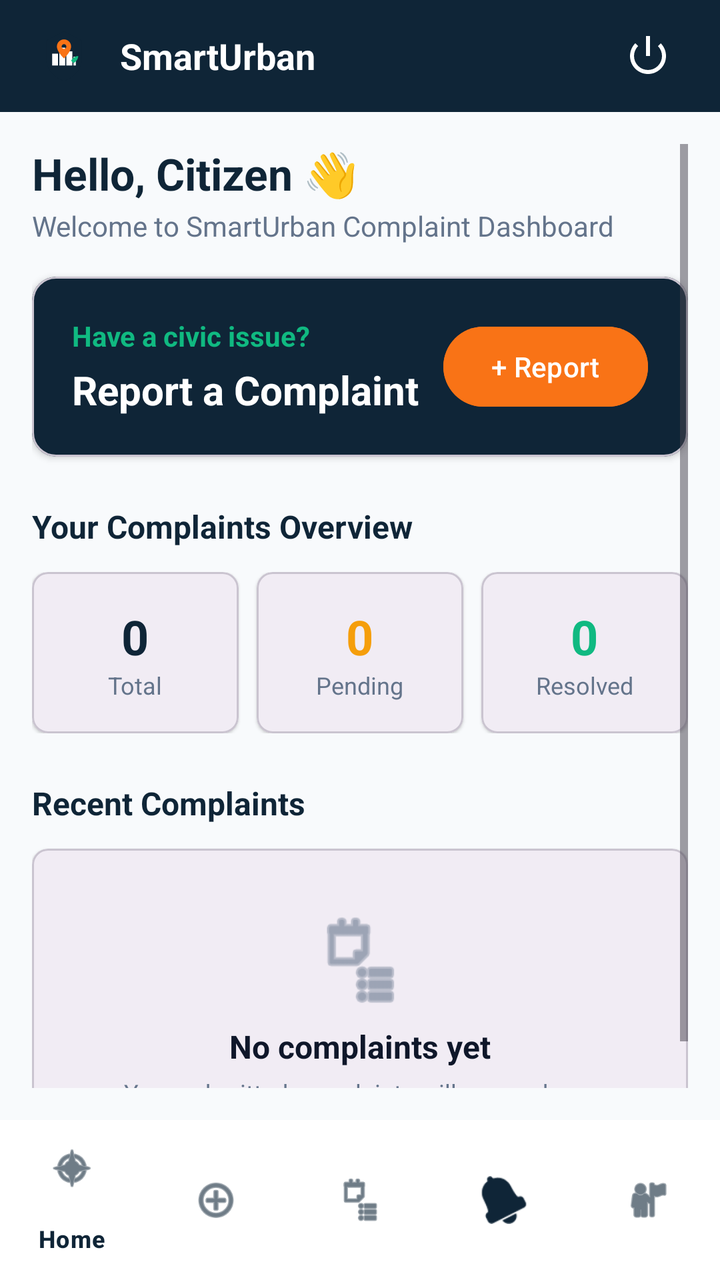
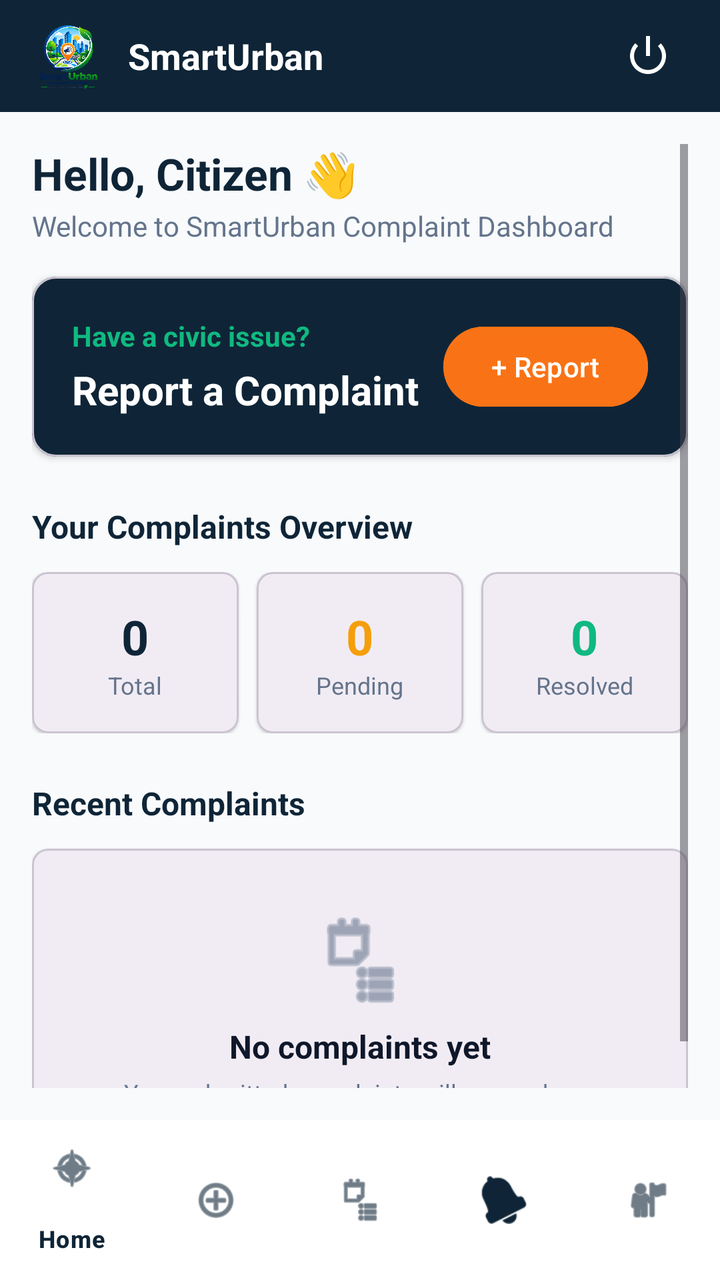

Two renders of the same Android screen: before a commit and after it. Below are the layout's source before the change and the commit's diff.
<!-- AndroidManifest.xml: application theme Theme.SmartUrban -->
<!-- res/layout/activity_dashboard.xml -->
<?xml version="1.0" encoding="utf-8"?>
<LinearLayout xmlns:android="http://schemas.android.com/apk/res/android"
    xmlns:app="http://schemas.android.com/apk/res-auto"
    android:layout_width="match_parent"
    android:layout_height="match_parent"
    android:background="@color/bg_light"
    android:orientation="vertical">

    
    <RelativeLayout
        android:layout_width="match_parent"
        android:layout_height="56dp"
        android:background="@color/primary_navy"
        android:paddingHorizontal="16dp">

        <ImageView
            android:id="@+id/imgDashLogo"
            android:layout_width="32dp"
            android:layout_height="32dp"
            android:layout_centerVertical="true"
            android:src="@drawable/ic_smarturban_logo" />

        <TextView
            android:layout_width="wrap_content"
            android:layout_height="wrap_content"
            android:layout_centerVertical="true"
            android:layout_marginStart="12dp"
            android:layout_toEndOf="@id/imgDashLogo"
            android:text="@string/app_name"
            android:textColor="@color/surface_white"
            android:textSize="18sp"
            android:textStyle="bold" />

        <ImageButton
            android:id="@+id/btnLogout"
            android:layout_width="40dp"
            android:layout_height="40dp"
            android:layout_alignParentEnd="true"
            android:layout_centerVertical="true"
            android:background="?attr/selectableItemBackgroundBorderless"
            android:contentDescription="Logout"
            android:src="@android:drawable/ic_lock_power_off"
            app:tint="@color/surface_white" />
    </RelativeLayout>

    <ScrollView
        android:layout_width="match_parent"
        android:layout_height="0dp"
        android:layout_weight="1"
        android:padding="16dp">

        <LinearLayout
            android:layout_width="match_parent"
            android:layout_height="wrap_content"
            android:orientation="vertical">

            
            <TextView
                android:id="@+id/tvWelcomeUser"
                android:layout_width="wrap_content"
                android:layout_height="wrap_content"
                android:text="Hello, Citizen 👋"
                android:textColor="@color/primary_navy"
                android:textSize="22sp"
                android:textStyle="bold" />

            <TextView
                android:layout_width="wrap_content"
                android:layout_height="wrap_content"
                android:layout_marginTop="2dp"
                android:text="Welcome to SmartUrban Complaint Dashboard"
                android:textColor="@color/text_secondary"
                android:textSize="14sp" />

            
            <com.google.android.material.card.MaterialCardView
                android:layout_width="match_parent"
                android:layout_height="wrap_content"
                android:layout_marginTop="16dp"
                app:cardBackgroundColor="@color/primary_navy"
                app:cardCornerRadius="12dp"
                app:cardElevation="2dp">

                <LinearLayout
                    android:layout_width="match_parent"
                    android:layout_height="wrap_content"
                    android:gravity="center_vertical"
                    android:orientation="horizontal"
                    android:padding="20dp">

                    <LinearLayout
                        android:layout_width="0dp"
                        android:layout_height="wrap_content"
                        android:layout_weight="1"
                        android:orientation="vertical">

                        <TextView
                            android:layout_width="wrap_content"
                            android:layout_height="wrap_content"
                            android:text="Have a civic issue?"
                            android:textColor="@color/secondary_green"
                            android:textSize="14sp"
                            android:textStyle="bold" />

                        <TextView
                            android:layout_width="wrap_content"
                            android:layout_height="wrap_content"
                            android:layout_marginTop="4dp"
                            android:text="Report a Complaint"
                            android:textColor="@color/surface_white"
                            android:textSize="20sp"
                            android:textStyle="bold" />
                    </LinearLayout>

                    <com.google.android.material.button.MaterialButton
                        android:id="@+id/btnReportAction"
                        android:layout_width="wrap_content"
                        android:layout_height="wrap_content"
                        android:backgroundTint="@color/accent_orange"
                        android:text="+ Report"
                        android:textColor="@color/surface_white"
                        app:cornerRadius="20dp" />
                </LinearLayout>
            </com.google.android.material.card.MaterialCardView>

            
            <TextView
                android:layout_width="wrap_content"
                android:layout_height="wrap_content"
                android:layout_marginTop="24dp"
                android:text="Your Complaints Overview"
                android:textColor="@color/primary_navy"
                android:textSize="16sp"
                android:textStyle="bold" />

            <LinearLayout
                android:layout_width="match_parent"
                android:layout_height="wrap_content"
                android:layout_marginTop="12dp"
                android:orientation="horizontal">

                <com.google.android.material.card.MaterialCardView
                    android:layout_width="0dp"
                    android:layout_height="wrap_content"
                    android:layout_marginEnd="6dp"
                    android:layout_weight="1"
                    app:cardCornerRadius="8dp"
                    app:cardElevation="1dp">

                    <LinearLayout
                        android:layout_width="match_parent"
                        android:layout_height="wrap_content"
                        android:gravity="center"
                        android:orientation="vertical"
                        android:padding="16dp">

                        <TextView
                            android:id="@+id/tvTotalCount"
                            android:layout_width="wrap_content"
                            android:layout_height="wrap_content"
                            android:text="0"
                            android:textColor="@color/primary_navy"
                            android:textSize="24sp"
                            android:textStyle="bold" />

                        <TextView
                            android:layout_width="wrap_content"
                            android:layout_height="wrap_content"
                            android:text="Total"
                            android:textColor="@color/text_secondary"
                            android:textSize="12sp" />
                    </LinearLayout>
                </com.google.android.material.card.MaterialCardView>

                <com.google.android.material.card.MaterialCardView
                    android:layout_width="0dp"
                    android:layout_height="wrap_content"
                    android:layout_marginHorizontal="3dp"
                    android:layout_weight="1"
                    app:cardCornerRadius="8dp"
                    app:cardElevation="1dp">

                    <LinearLayout
                        android:layout_width="match_parent"
                        android:layout_height="wrap_content"
                        android:gravity="center"
                        android:orientation="vertical"
                        android:padding="16dp">

                        <TextView
                            android:id="@+id/tvPendingCount"
                            android:layout_width="wrap_content"
                            android:layout_height="wrap_content"
                            android:text="0"
                            android:textColor="@color/status_pending"
                            android:textSize="24sp"
                            android:textStyle="bold" />

                        <TextView
                            android:layout_width="wrap_content"
                            android:layout_height="wrap_content"
                            android:text="Pending"
                            android:textColor="@color/text_secondary"
                            android:textSize="12sp" />
                    </LinearLayout>
                </com.google.android.material.card.MaterialCardView>

                <com.google.android.material.card.MaterialCardView
                    android:layout_width="0dp"
                    android:layout_height="wrap_content"
                    android:layout_marginStart="6dp"
                    android:layout_weight="1"
                    app:cardCornerRadius="8dp"
                    app:cardElevation="1dp">

                    <LinearLayout
                        android:layout_width="match_parent"
                        android:layout_height="wrap_content"
                        android:gravity="center"
                        android:orientation="vertical"
                        android:padding="16dp">

                        <TextView
                            android:id="@+id/tvResolvedCount"
                            android:layout_width="wrap_content"
                            android:layout_height="wrap_content"
                            android:text="0"
                            android:textColor="@color/status_resolved"
                            android:textSize="24sp"
                            android:textStyle="bold" />

                        <TextView
                            android:layout_width="wrap_content"
                            android:layout_height="wrap_content"
                            android:text="Resolved"
                            android:textColor="@color/text_secondary"
                            android:textSize="12sp" />
                    </LinearLayout>
                </com.google.android.material.card.MaterialCardView>
            </LinearLayout>

            
            <TextView
                android:layout_width="wrap_content"
                android:layout_height="wrap_content"
                android:layout_marginTop="24dp"
                android:text="Recent Complaints"
                android:textColor="@color/primary_navy"
                android:textSize="16sp"
                android:textStyle="bold" />

            <com.google.android.material.card.MaterialCardView
                android:layout_width="match_parent"
                android:layout_height="wrap_content"
                android:layout_marginTop="12dp"
                app:cardCornerRadius="8dp"
                app:cardElevation="1dp">

                <LinearLayout
                    android:layout_width="match_parent"
                    android:layout_height="wrap_content"
                    android:gravity="center"
                    android:orientation="vertical"
                    android:padding="32dp">

                    <ImageView
                        android:layout_width="48dp"
                        android:layout_height="48dp"
                        android:src="@android:drawable/ic_menu_agenda"
                        app:tint="@color/text_secondary" />

                    <TextView
                        android:layout_width="wrap_content"
                        android:layout_height="wrap_content"
                        android:layout_marginTop="8dp"
                        android:text="No complaints yet"
                        android:textColor="@color/text_primary"
                        android:textSize="16sp"
                        android:textStyle="bold" />

                    <TextView
                        android:layout_width="wrap_content"
                        android:layout_height="wrap_content"
                        android:layout_marginTop="4dp"
                        android:text="Your submitted complaints will appear here."
                        android:textColor="@color/text_secondary"
                        android:textSize="12sp" />
                </LinearLayout>
            </com.google.android.material.card.MaterialCardView>

        </LinearLayout>
    </ScrollView>

    
    <com.google.android.material.bottomnavigation.BottomNavigationView
        android:id="@+id/bottomNavigation"
        android:layout_width="match_parent"
        android:layout_height="wrap_content"
        android:background="@color/surface_white"
        app:itemIconTint="@color/primary_navy"
        app:itemTextColor="@color/primary_navy"
        app:menu="@menu/bottom_nav_menu" />

</LinearLayout>
<!-- resources referenced by this layout -->
<resources>
  <color name="accent_orange">#F97316</color>
  <color name="bg_light">#F8FAFC</color>
  <color name="primary_navy">#0F2537</color>
  <color name="secondary_green">#10B981</color>
  <color name="status_pending">#F59E0B</color>
  <color name="status_resolved">#10B981</color>
  <color name="surface_white">#FFFFFF</color>
  <color name="text_primary">#0F172A</color>
  <color name="text_secondary">#64748B</color>
  <!-- drawable ic_smarturban_logo (drawable) -->
  <vector xmlns:android="http://schemas.android.com/apk/res/android"
      android:width="108dp"
      android:height="108dp"
      android:viewportWidth="108"
      android:viewportHeight="108">
  
      
      <path
          android:fillColor="#0F2537"
          android:pathData="M54,12 L84,28 V58 C84,76 71,91 54,96 C37,91 24,76 24,58 V28 Z" />
  
      
      <path
          android:fillColor="#FFFFFF"
          android:pathData="M34,70 V50 H44 V70 Z M46,70 V40 H56 V70 Z M58,70 V46 H68 V70 Z M70,70 V55 H74 V70 Z" />
  
      
      <path
          android:fillColor="#F97316"
          android:pathData="M54,26 C47.37,26 42,31.37 42,38 C42,47 54,58 54,58 C54,58 66,47 66,38 C66,31.37 60.63,26 54,26 Z M54,42 C51.79,42 50,40.21 50,38 C50,35.79 51.79,34 54,34 C56.21,34 58,35.79 58,38 C58,40.21 56.21,42 54,42 Z" />
  
      
      <path
          android:fillColor="#10B981"
          android:pathData="M66,62 C66,62 70,54 78,54 C78,62 70,66 70,66 Z" />
  </vector>
  <string name="app_name">SmartUrban</string>
  <style name="Theme.SmartUrban" parent="Base.Theme.SmartUrban" />
  <style name="Base.Theme.SmartUrban" parent="Theme.Material3.DayNight.NoActionBar">
          <item name="colorPrimary">@color/primary_navy</item>
          <item name="colorPrimaryVariant">@color/primary_navy_dark</item>
          <item name="colorSecondary">@color/secondary_green</item>
          <item name="colorAccent">@color/accent_orange</item>
          <item name="android:windowBackground">@color/bg_light</item>
          <item name="android:statusBarColor">@color/primary_navy</item>
      </style>
  <color name="primary_navy_dark">#0A1A28</color>
</resources>

<!-- the commit's change to res/layout/activity_dashboard.xml (unified diff, before → after) -->
@@ -15,10 +15,11 @@
 
         <ImageView
             android:id="@+id/imgDashLogo"
-            android:layout_width="32dp"
-            android:layout_height="32dp"
+            android:layout_width="36dp"
+            android:layout_height="36dp"
             android:layout_centerVertical="true"
-            android:src="@drawable/ic_smarturban_logo" />
+            android:adjustViewBounds="true"
+            android:src="@drawable/smarturban_logo" />
 
         <TextView
             android:layout_width="wrap_content"
<!-- resource entries referenced after the edit -->
@@ -9,33 +9,7 @@
   <color name="surface_white">#FFFFFF</color>
   <color name="text_primary">#0F172A</color>
   <color name="text_secondary">#64748B</color>
-  <!-- drawable ic_smarturban_logo (drawable) -->
-  <vector xmlns:android="http://schemas.android.com/apk/res/android"
-      android:width="108dp"
-      android:height="108dp"
-      android:viewportWidth="108"
-      android:viewportHeight="108">
-  
-      
-      <path
-          android:fillColor="#0F2537"
-          android:pathData="M54,12 L84,28 V58 C84,76 71,91 54,96 C37,91 24,76 24,58 V28 Z" />
-  
-      
-      <path
-          android:fillColor="#FFFFFF"
-          android:pathData="M34,70 V50 H44 V70 Z M46,70 V40 H56 V70 Z M58,70 V46 H68 V70 Z M70,70 V55 H74 V70 Z" />
-  
-      
-      <path
-          android:fillColor="#F97316"
-          android:pathData="M54,26 C47.37,26 42,31.37 42,38 C42,47 54,58 54,58 C54,58 66,47 66,38 C66,31.37 60.63,26 54,26 Z M54,42 C51.79,42 50,40.21 50,38 C50,35.79 51.79,34 54,34 C56.21,34 58,35.79 58,38 C58,40.21 56.21,42 54,42 Z" />
-  
-      
-      <path
-          android:fillColor="#10B981"
-          android:pathData="M66,62 C66,62 70,54 78,54 C78,62 70,66 70,66 Z" />
-  </vector>
+  <!-- drawable smarturban_logo: png bitmap (drawable, 1002826 bytes) -->
   <string name="app_name">SmartUrban</string>
   <style name="Theme.SmartUrban" parent="Base.Theme.SmartUrban" />
   <style name="Base.Theme.SmartUrban" parent="Theme.Material3.DayNight.NoActionBar">
